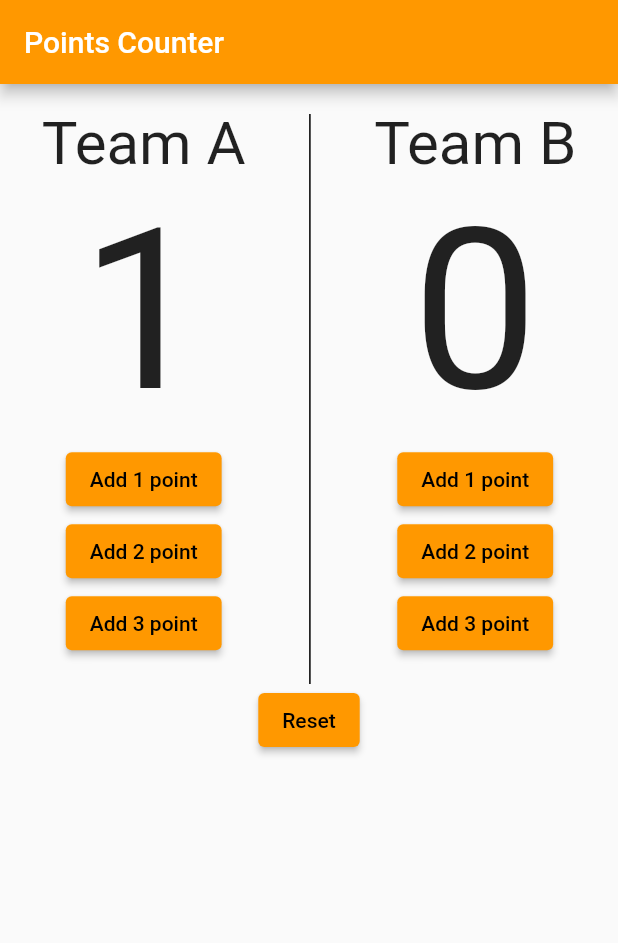
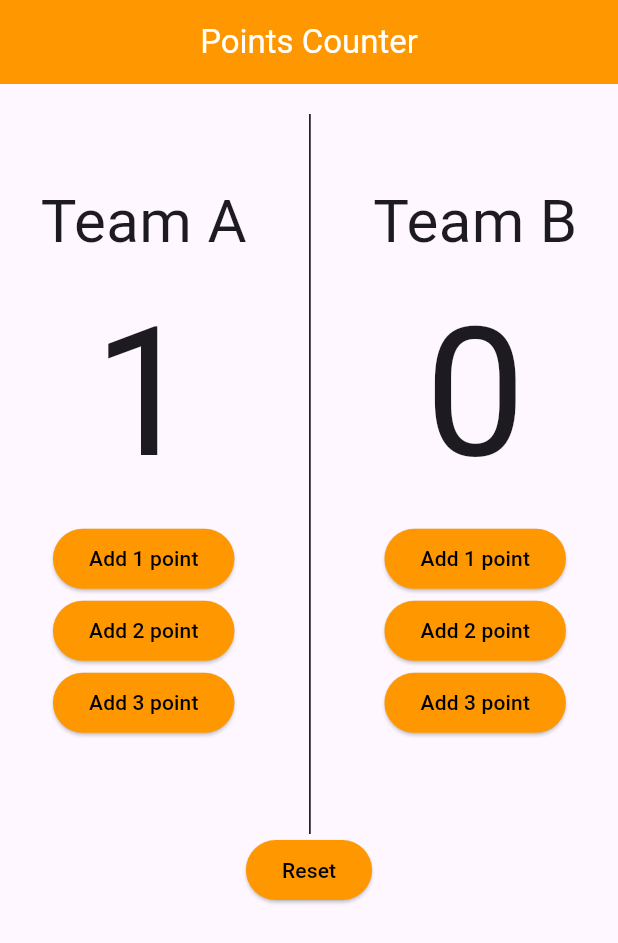
Before and after one commit to IbrahimAde1/BasketballApp, a Flutter app: the screen it shows after launch, after a tap on "Add 1 point", on a phone screen of 412 x 824 dp. Shown: the top 943 px of the screen. Run offline on Flutter 3.47's test engine with Material 2 defaults, Android fonts, the phone set to English and light mode, and no system bars; our stand-ins replace flutter_bloc.

Commit message:
add material 3 && cubits

```diff
--- /dev/null
+++ b/lib/Custom/custom_button.dart
@@ -0,0 +1,20 @@
+import 'package:flutter/material.dart';
+
+class CustomButton extends StatelessWidget {
+  const CustomButton({super.key, required this.text, required this.onPressed});
+  final String text;
+  final VoidCallback onPressed;
+  @override
+  Widget build(BuildContext context) {
+    return ElevatedButton(
+      style: ElevatedButton.styleFrom(
+        backgroundColor: Colors.orange,
+      ),
+      onPressed: onPressed,
+      child: Text(
+        text,
+        style: const TextStyle(color: Colors.black),
+      ),
+    );
+  }
+}
--- /dev/null
+++ b/lib/cubit/counter_cubit.dart
@@ -0,0 +1,23 @@
+import 'package:flutter_bloc/flutter_bloc.dart';
+
+import 'counter_state_cubit.dart';
+
+class CounterCubit extends Cubit<CointerState> {
+  CounterCubit() : super(CounterAIncrementState());
+  int teamA = 0;
+  int teamB = 0;
+  void teamIncrement(
+      {required int buttonNumber, required String team, bool rest = false}) {
+    if (team == 'A') {
+      teamA += buttonNumber;
+      emit(CounterAIncrementState());
+    } else {
+      teamB += buttonNumber;
+      emit(CounterBIncrementState());
+    }
+    if (rest == true) {
+      teamA = 0;
+      teamB = 0;
+    }
+  }
+}
--- /dev/null
+++ b/lib/cubit/counter_state_cubit.dart
@@ -0,0 +1,5 @@
+abstract class CointerState {}
+
+class CounterAIncrementState extends CointerState {}
+
+class CounterBIncrementState extends CointerState {}
--- a/lib/main.dart
+++ b/lib/main.dart
@@ -1,152 +1,29 @@
+import 'package:basketballapp/cubit/counter_cubit.dart';
+import 'package:basketballapp/cubit/counter_state_cubit.dart';
+import 'package:basketballapp/pages/home_page.dart';
 import 'package:flutter/material.dart';
+import 'package:flutter_bloc/flutter_bloc.dart';
 
 void main() {
   runApp(const Basket());
 }
 
-class Basket extends StatefulWidget {
+class Basket extends StatelessWidget {
   const Basket({super.key});
 
   @override
-  State<Basket> createState() => _BasketState();
-}
-
-class _BasketState extends State<Basket> {
-  int teamA = 0;
-  int teamB = 0;
-  @override
   Widget build(BuildContext context) {
-    return MaterialApp(
-      debugShowCheckedModeBanner: false,
-      home: Scaffold(
-        body: Column(
-          children: [
-            Row(
-              mainAxisAlignment: MainAxisAlignment.spaceEvenly,
-              // crossAxisAlignment: CrossAxisAlignment.end,
-              children: [
-                Column(
-                  // mainAxisAlignment: MainAxisAlignment.center,
-                  children: [
-                    const Text(
-                      'Team A',
-                      style: TextStyle(fontSize: 40),
-                    ),
-                    Text(
-                      '$teamA',
-                      style: const TextStyle(fontSize: 150),
-                    ),
-                    ElevatedButton(
-                      style: ElevatedButton.styleFrom(
-                          backgroundColor: Colors.orange),
-                      child: const Text(
-                        'Add 1 point',
-                        style: TextStyle(color: Colors.black),
-                      ),
-                      onPressed: () {
-                        setState(() {
-                          teamA++;
-                        });
-                      },
-                    ),
-                    ElevatedButton(
-                      style: ElevatedButton.styleFrom(
-                          backgroundColor: Colors.orange),
-                      child: const Text('Add 2 point',
-                          style: TextStyle(color: Colors.black)),
-                      onPressed: () {
-                        setState(() {
-                          teamA = teamA + 2;
-                        });
-                      },
-                    ),
-                    ElevatedButton(
-                      style: ElevatedButton.styleFrom(
-                          backgroundColor: Colors.orange),
-                      child: const Text('Add 3 point',
-                          style: TextStyle(color: Colors.black)),
-                      onPressed: () {
-                        setState(() {
-                          teamA = teamA + 3;
-                        });
-                      },
-                    ),
-                  ],
-                ),
-                const SizedBox(
-                    height: 400,
-                    child: VerticalDivider(
-                        color: Colors.black,
-                        width: 30,
-                        thickness: 1,
-                        indent: 20)),
-                Column(
-                  // mainAxisAlignment: MainAxisAlignment.center,
-                  children: [
-                    const Text(
-                      'Team B',
-                      style: TextStyle(fontSize: 40),
-                    ),
-                    Text(
-                      '$teamB',
-                      style: const TextStyle(fontSize: 150),
-                    ),
-                    ElevatedButton(
-                      style: ElevatedButton.styleFrom(
-                          backgroundColor: Colors.orange),
-                      child: const Text('Add 1 point',
-                          style: TextStyle(color: Colors.black)),
-                      onPressed: () {
-                        setState(() {
-                          teamB++;
-                        });
-                      },
-                    ),
-                    ElevatedButton(
-                      style: ElevatedButton.styleFrom(
-                          backgroundColor: Colors.orange),
-                      child: const Text('Add 2 point',
-                          style: TextStyle(color: Colors.black)),
-                      onPressed: () {
-                        setState(() {
-                          teamB = teamB + 2;
-                        });
-                      },
-                    ),
-                    ElevatedButton(
-                      style: ElevatedButton.styleFrom(
-                          backgroundColor: Colors.orange),
-                      child: const Text('Add 3 point',
-                          style: TextStyle(color: Colors.black)),
-                      onPressed: () {
-                        setState(() {
-                          teamB = teamB + 3;
-                        });
-                      },
-                    )
-                  ],
-                ),
-              ],
-            ),
-            ElevatedButton(
-              style: ElevatedButton.styleFrom(backgroundColor: Colors.orange),
-              child: const Text(
-                'Reset',
-                style: TextStyle(color: Colors.black),
-              ),
-              onPressed: () {
-                setState(() {
-                  teamA = 0;
-                  teamB = 0;
-                });
-              },
-            ),
-          ],
-        ),
-        appBar: AppBar(
-            title: const Text('Points Counter'),
-            backgroundColor: Colors.orange),
-      ),
+    return BlocProvider(
+      create: (context) => CounterCubit(),
+      child: MaterialApp(
+          theme: ThemeData(useMaterial3: true),
+          debugShowCheckedModeBanner: false,
+          home: BlocConsumer<CounterCubit, CointerState>(
+            builder: (context, state) {
+              return HomePage();
+            },
+            listener: (context, state) {},
+          )),
     );
   }
 }
--- /dev/null
+++ b/lib/pages/home_page.dart
@@ -0,0 +1,106 @@
+import 'package:flutter/material.dart';
+import 'package:flutter_bloc/flutter_bloc.dart';
+import '../Custom/custom_button.dart';
+import 'package:basketballapp/cubit/counter_cubit.dart';
+
+class HomePage extends StatelessWidget {
+  HomePage({super.key});
+
+  @override
+  Widget build(BuildContext context) {
+    return Scaffold(
+      appBar: AppBar(
+          centerTitle: true,
+          title: const Text(
+            'Points Counter',
+            style: TextStyle(color: Colors.white),
+          ),
+          backgroundColor: Colors.orange),
+      body: SizedBox(
+        width: 500,
+        child: Column(
+          children: [
+            Row(
+              mainAxisAlignment: MainAxisAlignment.spaceEvenly,
+              children: [
+                Column(
+                  children: [
+                    const Text(
+                      'Team A',
+                      style: TextStyle(fontSize: 40),
+                    ),
+                    Text(
+                      '${BlocProvider.of<CounterCubit>(context).teamA}',
+                      style: const TextStyle(fontSize: 120),
+                    ),
+                    CustomButton(
+                        text: 'Add 1 point',
+                        onPressed: () {
+                          BlocProvider.of<CounterCubit>(context)
+                              .teamIncrement(buttonNumber: 1, team: 'A');
+                        }),
+                    CustomButton(
+                        text: 'Add 2 point',
+                        onPressed: () {
+                          BlocProvider.of<CounterCubit>(context)
+                              .teamIncrement(buttonNumber: 2, team: 'A');
+                        }),
+                    CustomButton(
+                        text: 'Add 3 point',
+                        onPressed: () {
+                          BlocProvider.of<CounterCubit>(context)
+                              .teamIncrement(buttonNumber: 3, team: 'A');
+                        }),
+                  ],
+                ),
+                const SizedBox(
+                    height: 500,
+                    child: VerticalDivider(
+                        color: Colors.black,
+                        width: 30,
+                        thickness: 1,
+                        indent: 20)),
+                Column(
+                  children: [
+                    const Text(
+                      'Team B',
+                      style: TextStyle(fontSize: 40),
+                    ),
+                    Text(
+                      '${BlocProvider.of<CounterCubit>(context).teamB}',
+                      style: const TextStyle(fontSize: 120),
+                    ),
+                    CustomButton(
+                        text: 'Add 1 point',
+                        onPressed: () {
+                          BlocProvider.of<CounterCubit>(context)
+                              .teamIncrement(buttonNumber: 1, team: 'B');
+                        }),
+                    CustomButton(
+                        text: 'Add 2 point',
+                        onPressed: () {
+                          BlocProvider.of<CounterCubit>(context)
+                              .teamIncrement(buttonNumber: 2, team: 'B');
+                        }),
+                    CustomButton(
+                        text: 'Add 3 point',
+                        onPressed: () {
+                          BlocProvider.of<CounterCubit>(context)
+                              .teamIncrement(buttonNumber: 3, team: 'B');
+                        }),
+                  ],
+                ),
+              ],
+            ),
+            CustomButton(
+                text: 'Reset',
+                onPressed: () {
+                  BlocProvider.of<CounterCubit>(context)
+                      .teamIncrement(rest: true, buttonNumber: 0, team: '');
+                }),
+          ],
+        ),
+      ),
+    );
+  }
+}
```
Also changed, not shown: pubspec.yaml (+5 -73 lines), flutter_01.png (added), pubspec.lock, 4 other files.
